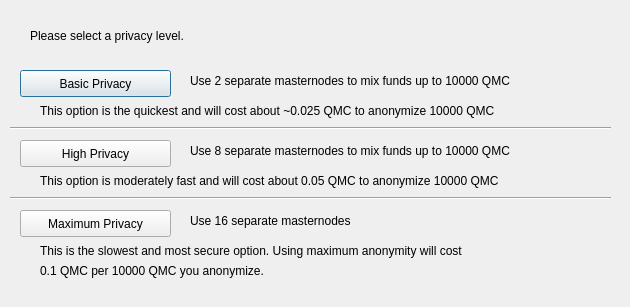
The window that src/qt/forms/obfuscationconfig.ui (project-qmc/QMC) describes before a commit, drawn with Qt 5.
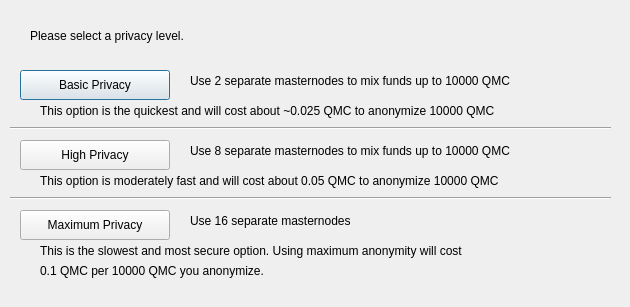
The same window after the commit.

The edit to the form file:
```diff
--- a/src/qt/forms/obfuscationconfig.ui
+++ b/src/qt/forms/obfuscationconfig.ui
@@ -18,10 +18,22 @@
     <rect>
      <x>20</x>
      <y>70</y>
-     <width>151</width>
-     <height>27</height>
+     <width>150</width>
+     <height>30</height>
     </rect>
    </property>
+   <property name="minimumSize">
+    <size>
+     <width>150</width>
+     <height>30</height>
+    </size>
+   </property>
+   <property name="maximumSize">
+    <size>
+     <width>150</width>
+     <height>30</height>
+    </size>
+   </property>
    <property name="text">
     <string>Basic Privacy</string>
    </property>
@@ -31,10 +43,22 @@
     <rect>
      <x>20</x>
      <y>140</y>
-     <width>151</width>
-     <height>27</height>
+     <width>150</width>
+     <height>30</height>
     </rect>
    </property>
+   <property name="minimumSize">
+    <size>
+     <width>150</width>
+     <height>30</height>
+    </size>
+   </property>
+   <property name="maximumSize">
+    <size>
+     <width>150</width>
+     <height>30</height>
+    </size>
+   </property>
    <property name="text">
     <string>High Privacy</string>
    </property>
@@ -44,10 +68,22 @@
     <rect>
      <x>20</x>
      <y>210</y>
-     <width>151</width>
-     <height>27</height>
+     <width>150</width>
+     <height>30</height>
     </rect>
    </property>
+   <property name="minimumSize">
+    <size>
+     <width>150</width>
+     <height>30</height>
+    </size>
+   </property>
+   <property name="maximumSize">
+    <size>
+     <width>150</width>
+     <height>30</height>
+    </size>
+   </property>
    <property name="text">
     <string>Maximum Privacy</string>
    </property>
```
